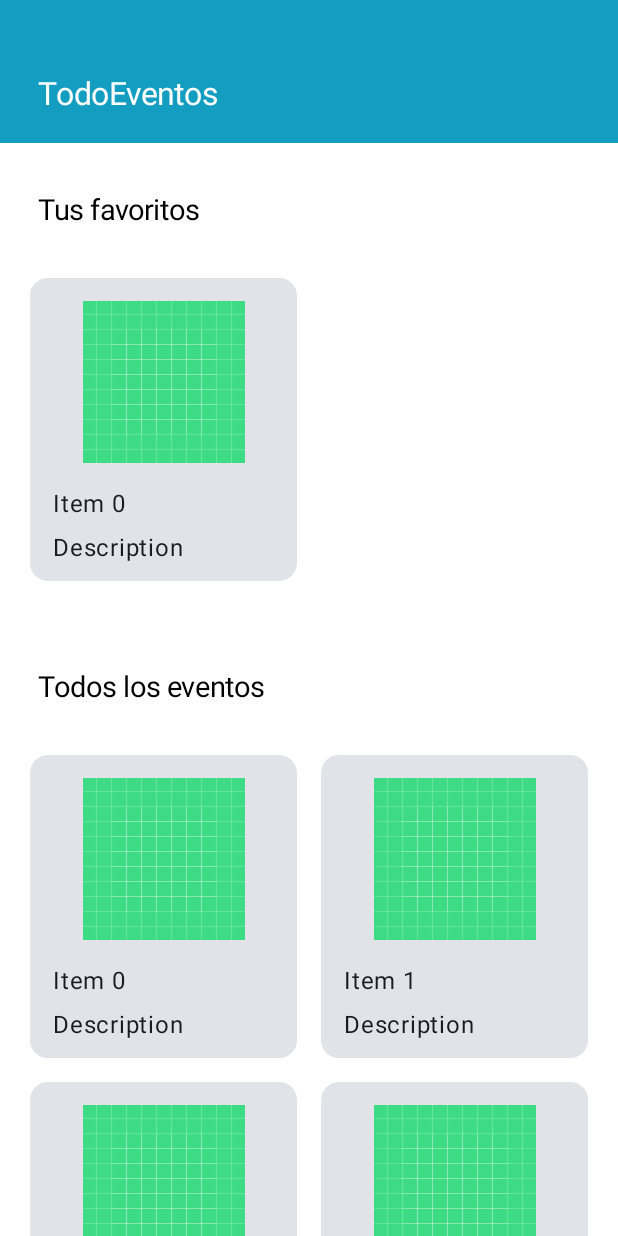
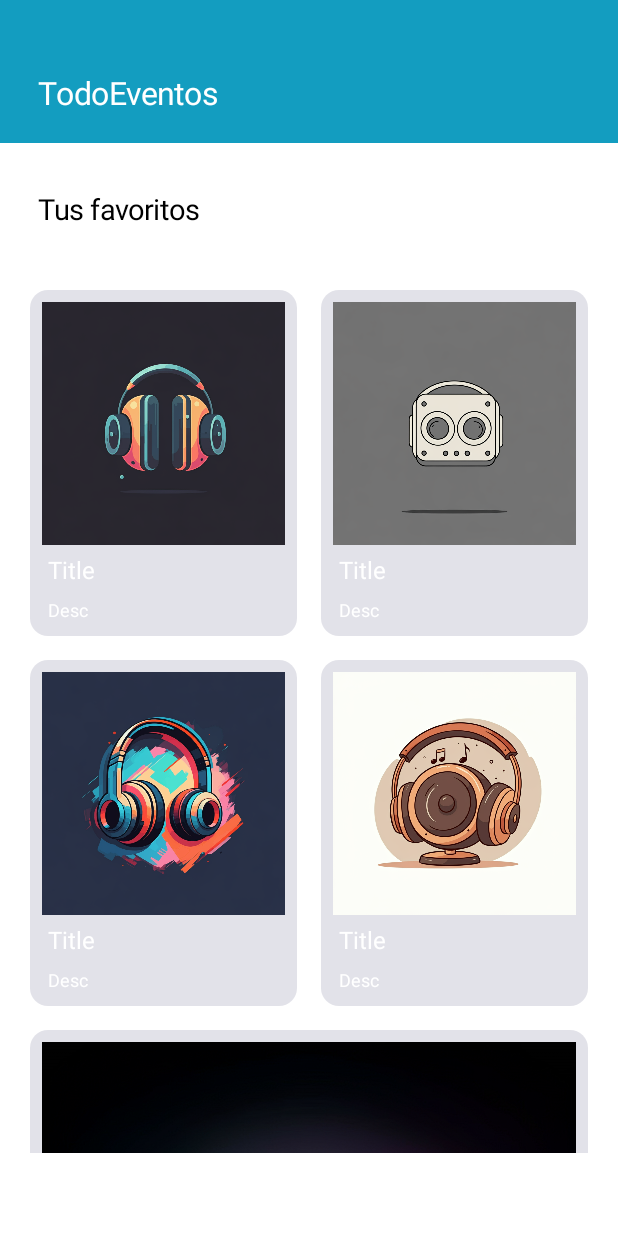
Before and after one commit to AngelEsquit/Lab5, an Android app built with Jetpack Compose: the screen it shows after launch (MainActivity), on a phone screen of 412 x 824 dp. Run offline under Robolectric (Android 15) with nearby library versions, the phone set to English and light mode, and no system bars; our stand-ins replace accompanist.

Commit message:
Manejo de imágenes

```diff
--- a/app/src/main/java/com/example/lab5/MainActivity.kt
+++ b/app/src/main/java/com/example/lab5/MainActivity.kt
@@ -15,12 +15,15 @@ import androidx.compose.foundation.layout.fillMaxHeight
 import androidx.compose.foundation.layout.fillMaxSize
 import androidx.compose.foundation.layout.fillMaxWidth
 import androidx.compose.foundation.layout.height
+import androidx.compose.foundation.layout.heightIn
 import androidx.compose.foundation.layout.padding
 import androidx.compose.foundation.layout.size
 import androidx.compose.foundation.layout.systemBarsPadding
+import androidx.compose.foundation.layout.wrapContentHeight
 import androidx.compose.foundation.lazy.LazyColumn
 import androidx.compose.foundation.lazy.grid.GridCells
 import androidx.compose.foundation.lazy.grid.LazyVerticalGrid
+import androidx.compose.foundation.lazy.items
 import androidx.compose.foundation.verticalScroll
 import androidx.compose.material3.Card
 import androidx.compose.material3.Scaffold
@@ -60,28 +63,35 @@ class MainActivity : ComponentActivity() {
 @Composable
 fun Greeting(modifier: Modifier = Modifier) {
     val imageIds = listOf(
-        R.drawable.icon_2_background,
-        R.drawable.icon_3_background,
-        R.drawable.icon_4_background,
-        R.drawable.icon_5_background,
-        R.drawable.icon_6_background,
-        R.drawable.icon_7_background,
-        R.drawable.icon_8_background,
-        R.drawable.icon_9_background,
-        R.drawable.icon_10_background
+        R.drawable.image_fx_,
+        R.drawable.image_fx_1,
+        R.drawable.image_fx_2,
+        R.drawable.image_fx_3,
+        R.drawable.image_fx_4,
+        R.drawable.image_fx_5,
+        R.drawable.image_fx_6,
+        R.drawable.image_fx_7,
+        R.drawable.image_fx_8,
+        R.drawable.image_fx_9
     )
 
     val imageIdsFavorites = listOf(
-        R.drawable.icon_1_background,
-        R.drawable.icon_3_background,
-        R.drawable.icon_5_background,
-        R.drawable.icon_8_background,
-        R.drawable.icon_9_background
+        R.drawable.image_fx_1,
+        R.drawable.image_fx_3,
+        R.drawable.image_fx_5,
+        R.drawable.image_fx_6,
+        R.drawable.image_fx_8
     )
 
     val systemUiController = rememberSystemUiController()
     val color1 = Color(0xFF139DC0)
     val color2 = Color(0xAB13BAC0)
+
+    systemUiController.setSystemBarsColor(
+        color = color1,
+        darkIcons = false
+    )
+
     Column (modifier = Modifier
         .background(color = Color.White)) {
         Row (modifier = Modifier
@@ -103,12 +113,8 @@ fun Greeting(modifier: Modifier = Modifier) {
         LazyColumn (modifier = Modifier
             .background(color = Color.White)
             .fillMaxWidth()
+            .padding(bottom = 55.dp)
         ) {
-            systemUiController.setSystemBarsColor(
-                color = color1,
-                darkIcons = false
-            )
-
             item {
                 Row (modifier = Modifier
                     .background(color = Color.White)
@@ -127,36 +133,55 @@ fun Greeting(modifier: Modifier = Modifier) {
                 }
             }
 
-            var countElements = 1
+            items(imageIdsFavorites.chunked(2)) { rowImages ->
+                Row(
+                    modifier = Modifier
+                        .fillMaxWidth()
+                        .padding(horizontal = 20.dp, vertical = 8.dp),
+                    horizontalArrangement = Arrangement.spacedBy(16.dp)
+                ) {
+                    rowImages.forEach { imageId ->
+                        Card(
+                            modifier = Modifier
+                                .weight(1f)
+                                .heightIn(min = 135.dp)
+                        ) {
+                            Column (modifier = Modifier
+                                .fillMaxSize()){
+                                // Imagen
+                                Row (modifier = Modifier
+                                    .fillMaxWidth(),
+                                    horizontalArrangement = Arrangement.Center) {
+                                    Image(
+                                        painter = painterResource(id = imageId),
+                                        contentDescription = null,
+                                        modifier = Modifier
+                                            .padding(8.dp)
+                                    )
+                                }
 
-            val adjustedCount = if (countElements % 2 != 0) countElements + 1 else countElements
+                                // Título
+                                Row (modifier = Modifier
+                                    .fillMaxWidth()
+                                    .padding(horizontal = 12.dp)) {
+                                    Text(text = "Title",
+                                        style = TextStyle(color = Color.White,
+                                            fontSize = 16.sp),
+                                        modifier = Modifier
+                                            .padding(bottom = 10.dp))
+                                }
 
-            item {
-                LazyVerticalGrid(columns = GridCells.Fixed(2),
-                    modifier = Modifier
-                        .padding(start = 20.dp, end = 20.dp)
-                        .height(((adjustedCount / 2) * 228).dp)
-                        .fillMaxWidth(),
-                    verticalArrangement = Arrangement.spacedBy(16.dp),
-                    horizontalArrangement = Arrangement.spacedBy(16.dp)) {
-                    items(countElements) {index ->
-                        val imageId = imageIds[index % imageIds.size]
-
-                        Card (modifier = Modifier
-                            .fillMaxHeight()){
-                            Image(
-                                painter = painterResource(id = imageId),
-                                contentDescription = null,
-                                modifier = Modifier
-                                    .fillMaxSize()
-                                    .padding(15.dp)
-                            )
-                            Text(modifier = Modifier.padding(horizontal = 15.dp),
-                                text = "Item $index")
-                            Text(modifier = Modifier
-                                .padding(horizontal = 15.dp)
-                                .padding(top = 5.dp, bottom = 10.dp),
-                                text = "Description")
+                                // Descripción
+                                Row (modifier = Modifier
+                                    .fillMaxWidth()
+                                    .padding(start = 12.dp)) {
+                                    Text(text = "Desc",
+                                        style = TextStyle(color = Color.White,
+                                            fontSize = 12.sp),
+                                        modifier = Modifier
+                                            .padding(bottom = 10.dp))
+                                }
+                            }
                         }
                     }
                 }
@@ -180,36 +205,26 @@ fun Greeting(modifier: Modifier = Modifier) {
                 }
             }
 
-            var countElements2 = 4
-
-            val adjustedCount2 = if (countElements2 % 2 != 0) countElements2 + 1 else countElements2
-
-            item {
-                LazyVerticalGrid(columns = GridCells.Fixed(2),
+            items(imageIds.chunked(2)) { rowImages ->
+                Row(
                     modifier = Modifier
-                        .padding(start = 20.dp, end = 20.dp, bottom = 32.dp)
-                        .height(((adjustedCount2 / 2) * 228).dp)
-                        .fillMaxWidth(),
-                    verticalArrangement = Arrangement.spacedBy(16.dp),
-                    horizontalArrangement = Arrangement.spacedBy(16.dp)) {
-                    items(countElements2) {index ->
-                        val imageId = imageIds[index % imageIds.size]
-
-                        Card (modifier = Modifier
-                            .fillMaxHeight()){
+                        .fillMaxWidth()
+                        .padding(horizontal = 20.dp, vertical = 8.dp),
+                    horizontalArrangement = Arrangement.spacedBy(16.dp)
+                ) {
+                    rowImages.forEach { imageId ->
+                        Card(
+                            modifier = Modifier
+                                .weight(1f)
+                                .height(150.dp)
+                        ) {
                             Image(
                                 painter = painterResource(id = imageId),
                                 contentDescription = null,
                                 modifier = Modifier
                                     .fillMaxSize()
-                                    .padding(15.dp)
+                                    .padding(8.dp)
                             )
-                            Text(modifier = Modifier.padding(horizontal = 15.dp),
-                                text = "Item $index")
-                            Text(modifier = Modifier
-                                .padding(horizontal = 15.dp)
-                                .padding(top = 5.dp, bottom = 10.dp),
-                                text = "Description")
                         }
                     }
                 }
```
Also changed, not shown: app/src/main/res/drawable/image_fx_.jpg (added), app/src/main/res/drawable/image_fx_1.jpg (added), app/src/main/res/drawable/image_fx_2.jpg (added), app/src/main/res/drawable/image_fx_3.jpg (added), app/src/main/res/drawable/image_fx_4.jpg (added), app/src/main/res/drawable/image_fx_5.jpg (added), app/src/main/res/drawable/image_fx_6.jpg (added), app/src/main/res/drawable/image_fx_7.jpg (added), app/src/main/res/drawable/image_fx_8.jpg (added), app/src/main/res/drawable/image_fx_9.jpg (added).
